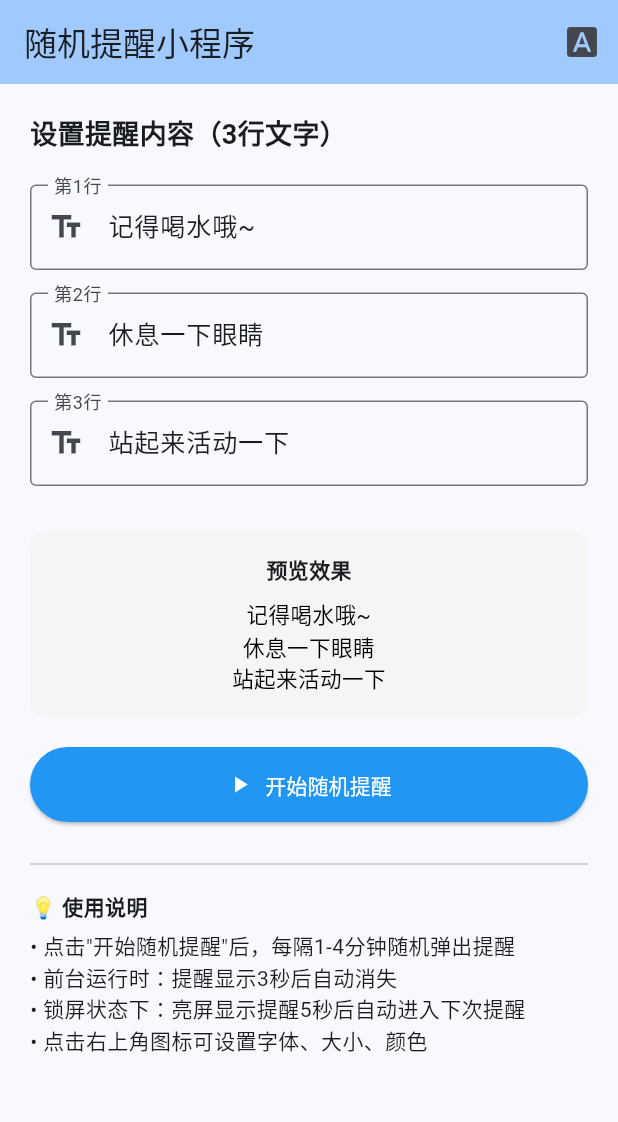
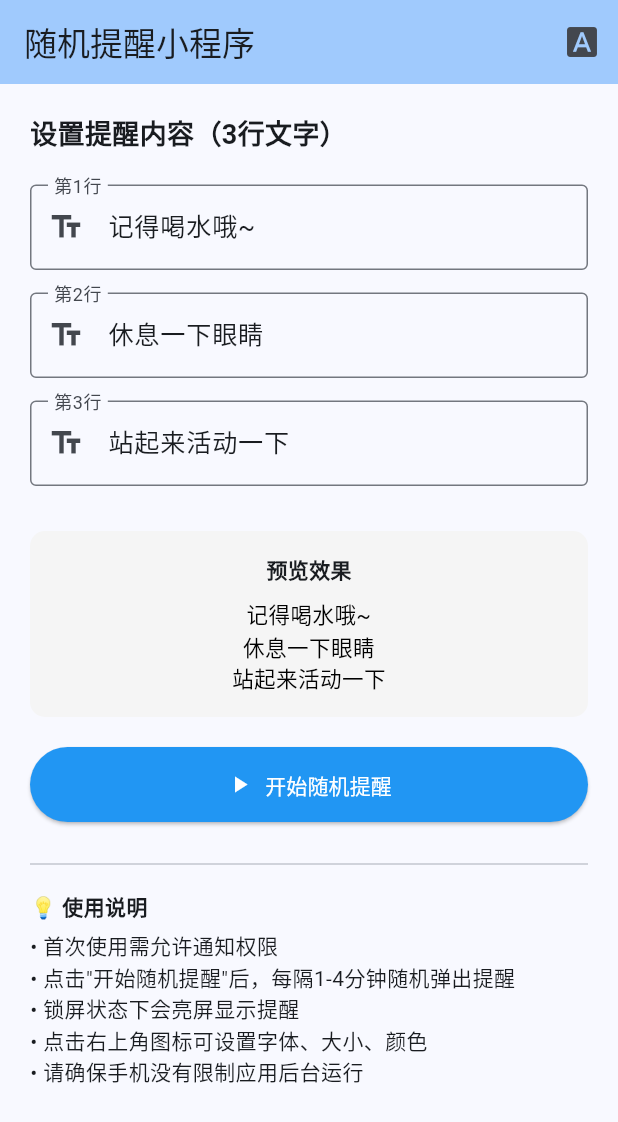
Before and after one commit to Leos06129/randomreminder, a Flutter app: the screen it shows after launch, after a tap on "开始随机提醒", after a tap on "停止提醒", on a phone screen of 412 x 824 dp. Shown: the top 1122 px of the screen. Run offline on Flutter 3.47's test engine with Material 3 defaults, Android fonts, the phone set to English and light mode, and no system bars; our stand-ins replace flutter_local_notifications, shared_preferences, timezone.

Commit message:
Add files via upload

```diff
--- a/lib/main.dart
+++ b/lib/main.dart
@@ -4,6 +4,8 @@ import 'package:flutter/material.dart';
 import 'package:flutter/services.dart';
 import 'package:shared_preferences/shared_preferences.dart';
 import 'package:flutter_local_notifications/flutter_local_notifications.dart';
+import 'package:timezone/timezone.dart' as tz;
+import 'package:timezone/data/latest.dart' as tz_data;
 
 void main() {
   runApp(const RandomReminderApp());
@@ -45,9 +47,13 @@ class _HomePageState extends State<HomePage> with WidgetsBindingObserver {
   double _fontSize = 24.0;
   Color _textColor = Colors.black;
 
-  Timer? _notificationTimer;
+  static const _notificationChannelId = 'reminder_channel';
+  static const _notificationChannelName = '随机提醒';
+  static const _notificationChannelDesc = '随机提醒通知';
+
+  final FlutterLocalNotificationsPlugin _notifications = FlutterLocalNotificationsPlugin();
+
   Timer? _fullScreenTimer;
-  bool _isShowingFullScreen = false;
 
   final List<String> _fontFamilies = [
     'Default', 'serif', 'monospace', 'cursive', 'fantasy'
@@ -74,48 +80,52 @@ class _HomePageState extends State<HomePage> with WidgetsBindingObserver {
     _line1Controller.dispose();
     _line2Controller.dispose();
     _line3Controller.dispose();
-    _notificationTimer?.cancel();
     _fullScreenTimer?.cancel();
     super.dispose();
   }
 
   @override
   void didChangeAppLifecycleState(AppLifecycleState state) {
-    if (state == AppLifecycleState.resumed) {
-      // App 回到前台
-      if (_isShowingFullScreen) {
-        _dismissFullScreen();
-      }
-    }
+    // App 在后台时也要保持提醒
   }
 
   Future<void> _initNotifications() async {
-    final FlutterLocalNotificationsPlugin notifications =
-        FlutterLocalNotificationsPlugin();
+    // 初始化时区
+    tz_data.initializeTimeZones();
 
-    // 创建通知渠道（Android 8.0+）
-    const androidChannel = AndroidNotificationChannel(
-      'reminder_channel',
-      '随机提醒',
-      description: '随机提醒通知',
-      importance: Importance.high,
+    // Android 设置
+    const androidSettings = AndroidInitializationSettings('@mipmap/ic_launcher');
+    const initSettings = InitializationSettings(android: androidSettings);
+
+    await _notifications.initialize(
+      initSettings,
+      onDidReceiveNotificationResponse: _onNotificationTap,
     );
 
-    await notifications
+    // 创建通知渠道（重要：锁屏通知需要高优先级渠道）
+    const androidChannel = AndroidNotificationChannel(
+      _notificationChannelId,
+      _notificationChannelName,
+      description: _notificationChannelDesc,
+      importance: Importance.max,
+      priority: Priority.max,
+      playSound: true,
+      enableVibration: true,
+      enableLights: true,
+    );
+
+    await _notifications
         .resolvePlatformSpecificImplementation<AndroidFlutterLocalNotificationsPlugin>()
         ?.createNotificationChannel(androidChannel);
 
-    const androidSettings = AndroidInitializationSettings('@mipmap/ic_launcher');
-    const initSettings = InitializationSettings(android: androidSettings);
-
-    await notifications.initialize(
-      initSettings,
-      onDidReceiveNotificationResponse: _onNotificationTap,
-    );
+    // 请求通知权限（Android 13+）
+    await _notifications
+        .resolvePlatformSpecificImplementation<AndroidFlutterLocalNotificationsPlugin>()
+        ?.requestNotificationsPermission();
   }
 
   void _onNotificationTap(NotificationResponse response) {
-    // 点击通知时的处理
+    // 点击通知时打开应用
   }
 
   Future<void> _loadSettings() async {
@@ -150,9 +160,7 @@ class _HomePageState extends State<HomePage> with WidgetsBindingObserver {
   }
 
   void _stopReminder() async {
-    final FlutterLocalNotificationsPlugin notifications =
-        FlutterLocalNotificationsPlugin();
-    await notifications.cancelAll();
+    await _notifications.cancelAll();
     _fullScreenTimer?.cancel();
     setState(() {
       _isRunning = false;
@@ -169,72 +177,98 @@ class _HomePageState extends State<HomePage> with WidgetsBindingObserver {
 
     setState(() {});
 
-    // 设置定时通知
-    _notificationTimer = Timer(Duration(minutes: minutes), () {
-      if (_isRunning) {
-        _showFullScreenNotification();
-      }
-    });
+    // 计算提醒时间
+    final scheduledTime = DateTime.now().add(Duration(minutes: minutes));
+
+    // 创建全屏通知设置（锁屏唤醒屏幕）
+    final androidDetails = AndroidNotificationDetails(
+      _notificationChannelId,
+      _notificationChannelName,
+      channelDescription: _notificationChannelDesc,
+      importance: Importance.max,
+      priority: Priority.max,
+      fullScreenIntent: true,  // 关键：全屏意图，锁屏时唤醒屏幕
+      category: AndroidNotificationCategory.alarm,
+      timeoutAfter: 5000,       // 5秒后自动消失
+      autoCancel: true,
+      playSound: true,
+      enableVibration: true,
+      visibility: NotificationVisibility.public,
+      styleInformation: BigTextStyleInformation(
+        '${_line1Controller.text}\n${_line2Controller.text}\n${_line3Controller.text}',
+        contentTitle: '提醒',
+        summaryText: '点击查看详情',
+      ),
+    );
+
+    final details = NotificationDetails(android: androidDetails);
+
+    // 使用 zonedSchedule 来定时提醒
+    try {
+      await _notifications.zonedSchedule(
+        0,
+        '提醒',
+        '${_line1Controller.text}\n${_line2Controller.text}\n${_line3Controller.text}',
+        _convertToTZDateTime(scheduledTime),
+        details,
+        androidScheduleMode: AndroidScheduleMode.exactAllowWhileIdle,
+      );
+    } catch (e) {
+      // 如果 zonedSchedule 失败，使用延时显示通知
+      Timer(Duration(minutes: minutes), () {
+        if (_isRunning) {
+          _showFullScreenNotification();
+        }
+      });
+    }
+  }
+
+  // 转换 DateTime 到 TZDateTime
+  tz.TZDateTime _convertToTZDateTime(DateTime dateTime) {
+    final location = tz.local;
+    return tz.TZDateTime.from(dateTime, location);
   }
 
   void _showFullScreenNotification() async {
     if (!_isRunning) return;
 
-    final FlutterLocalNotificationsPlugin notifications =
-        FlutterLocalNotificationsPlugin();
-
-    // 显示全屏通知
-    const androidDetails = AndroidNotificationDetails(
-      'reminder_channel',
-      '随机提醒',
-      channelDescription: '随机提醒通知',
+    // 全屏通知设置
+    final androidDetails = AndroidNotificationDetails(
+      _notificationChannelId,
+      _notificationChannelName,
+      channelDescription: _notificationChannelDesc,
       importance: Importance.max,
       priority: Priority.max,
-      fullScreenIntent: true,
+      fullScreenIntent: true,  // 锁屏时唤醒屏幕
       category: AndroidNotificationCategory.alarm,
-      timeoutAfter: 5000, // 5秒后自动消失
+      timeoutAfter: 5000,
       autoCancel: true,
+      playSound: true,
+      enableVibration: true,
+      visibility: NotificationVisibility.public,
+      styleInformation: BigTextStyleInformation(
+        '${_line1Controller.text}\n${_line2Controller.text}\n${_line3Controller.text}',
+        contentTitle: '提醒',
+        summaryText: '点击查看详情',
+      ),
     );
 
-    const details = NotificationDetails(android: androidDetails);
+    final details = NotificationDetails(android: androidDetails);
 
-    // 显示通知
-    await notifications.show(
+    // 显示通知（这会唤醒锁屏屏幕）
+    await _notifications.show(
       0,
       '提醒',
       '${_line1Controller.text}\n${_line2Controller.text}\n${_line3Controller.text}',
       details,
     );
 
-    // 亮屏并显示全屏界面
-    _showFullScreenOverlay();
-
-    // 5秒后自动进入下一次提醒（锁屏状态）
+    // 5秒后自动进入下一次提醒
     _fullScreenTimer = Timer(const Duration(seconds: 5), () {
-      _dismissFullScreen();
-      _scheduleNextReminder();
+      if (_isRunning) {
+        _scheduleNextReminder();
+      }
     });
-  }
-
-  void _showFullScreenOverlay() {
-    if (!_isRunning) return;
-
-    setState(() {
-      _isShowingFullScreen = true;
-    });
-
-    // 唤醒屏幕
-    SystemChannels.platform.invokeMethod('SystemChrome.setEnabledSystemUIMode', 'immersiveSticky');
-  }
-
-  void _dismissFullScreen() {
-    if (!_isShowingFullScreen) return;
-
-    setState(() {
-      _isShowingFullScreen = false;
-    });
-
-    _fullScreenTimer?.cancel();
   }
 
   void _showFontSettings() {
@@ -262,6 +296,7 @@ class _HomePageState extends State<HomePage> with WidgetsBindingObserver {
                   onSelected: (selected) {
                     setState(() => _fontFamily = font);
                     _saveSettings();
+                    Navigator.pop(context);
                   },
                 );
               }).toList(),
@@ -281,6 +316,7 @@ class _HomePageState extends State<HomePage> with WidgetsBindingObserver {
                   onSelected: (selected) {
                     setState(() => _fontSize = size);
                     _saveSettings();
+                    Navigator.pop(context);
                   },
                 );
               }).toList(),
@@ -298,6 +334,7 @@ class _HomePageState extends State<HomePage> with WidgetsBindingObserver {
                   onTap: () {
                     setState(() => _textColor = color);
                     _saveSettings();
+                    Navigator.pop(context);
                   },
                   child: Container(
                     width: 40,
@@ -324,60 +361,6 @@ class _HomePageState extends State<HomePage> with WidgetsBindingObserver {
 
   @override
   Widget build(BuildContext context) {
-    // 全屏提醒覆盖层
-    if (_isShowingFullScreen && _isRunning) {
-      return Scaffold(
-        backgroundColor: Colors.black.withOpacity(0.9),
-        body: GestureDetector(
-          onTap: _dismissFullScreen,
-          child: Container(
-            color: Colors.black87,
-            child: Center(
-              child: Column(
-                mainAxisAlignment: MainAxisAlignment.center,
-                children: [
-                  Text(
-                    _line1Controller.text,
-                    style: TextStyle(
-                      fontFamily: _fontFamily == 'Default' ? null : _fontFamily,
-                      fontSize: _fontSize,
-                      color: _textColor,
-                    ),
-                    textAlign: TextAlign.center,
-                  ),
-                  const SizedBox(height: 20),
-                  Text(
-                    _line2Controller.text,
-                    style: TextStyle(
-                      fontFamily: _fontFamily == 'Default' ? null : _fontFamily,
-                      fontSize: _fontSize,
-                      color: _textColor,
-                    ),
-                    textAlign: TextAlign.center,
-                  ),
-                  const SizedBox(height: 20),
-                  Text(
-                    _line3Controller.text,
-                    style: TextStyle(
-                      fontFamily: _fontFamily == 'Default' ? null : _fontFamily,
-                      fontSize: _fontSize,
-                      color: _textColor,
-                    ),
-                    textAlign: TextAlign.center,
-                  ),
-                  const SizedBox(height: 40),
-                  Text(
-                    '5秒后自动进入下一次提醒',
-                    style: TextStyle(color: Colors.white54, fontSize: 14),
-                  ),
-                ],
-              ),
-            ),
-          ),
-        ),
-      );
-    }
-
     return Scaffold(
       appBar: AppBar(
         title: const Text('随机提醒小程序'),
@@ -536,10 +519,11 @@ class _HomePageState extends State<HomePage> with WidgetsBindingObserver {
               style: TextStyle(fontWeight: FontWeight.bold),
             ),
             const SizedBox(height: 5),
+            const Text('• 首次使用需允许通知权限'),
             const Text('• 点击"开始随机提醒"后，每隔1-4分钟随机弹出提醒'),
-            const Text('• 前台运行时：提醒显示3秒后自动消失'),
-            const Text('• 锁屏状态下：亮屏显示提醒5秒后自动进入下次提醒'),
+            const Text('• 锁屏状态下会亮屏显示提醒'),
             const Text('• 点击右上角图标可设置字体、大小、颜色'),
+            const Text('• 请确保手机没有限制应用后台运行'),
           ],
         ),
       ),
```
